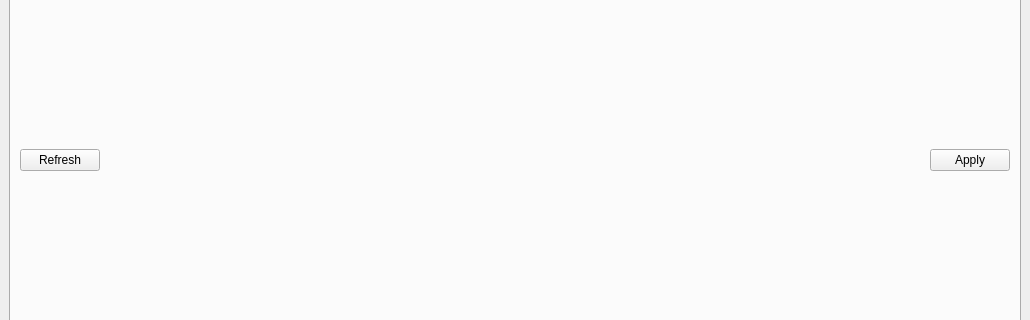
Before: the Qt Designer form gitbuster/main_window.ui in mike-perdide/gitbuster, drawn with Qt 5; both pictures show x 0 to 1030 and y 266 to 586 of the 1030 by 810 pixel window.
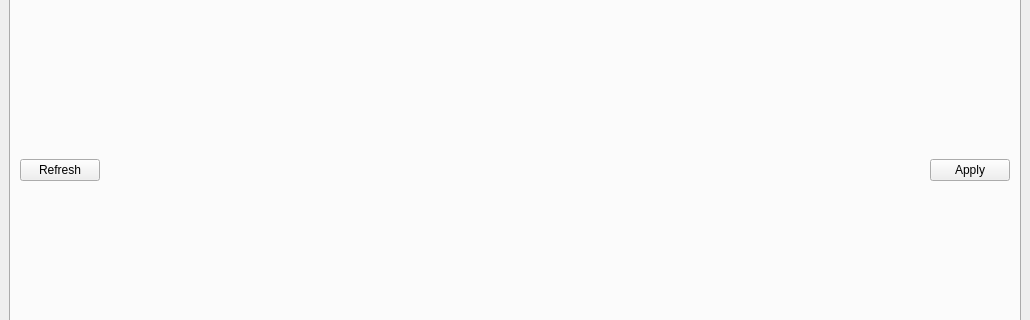
After: the same form once the commit is applied. The open tabs and pages were chosen to show the change.

Commit message: Adding an horizontal spacer to the BranchViews layout.

The edit to the form file:
```diff
--- a/gitbuster/main_window.ui
+++ b/gitbuster/main_window.ui
@@ -655,7 +655,21 @@
        </attribute>
        <layout class="QGridLayout" name="gridLayout_12">
         <item row="0" column="0" colspan="3">
-         <layout class="QHBoxLayout" name="graphicsViewLayout"/>
+         <layout class="QHBoxLayout" name="graphicsViewLayout">
+          <item>
+           <spacer name="horizontalSpacer_6">
+            <property name="orientation">
+             <enum>Qt::Horizontal</enum>
+            </property>
+            <property name="sizeHint" stdset="0">
+             <size>
+              <width>40</width>
+              <height>20</height>
+             </size>
+            </property>
+           </spacer>
+          </item>
+         </layout>
         </item>
         <item row="1" column="0">
          <widget class="QPushButton" name="rebaseRefreshButton">
```
